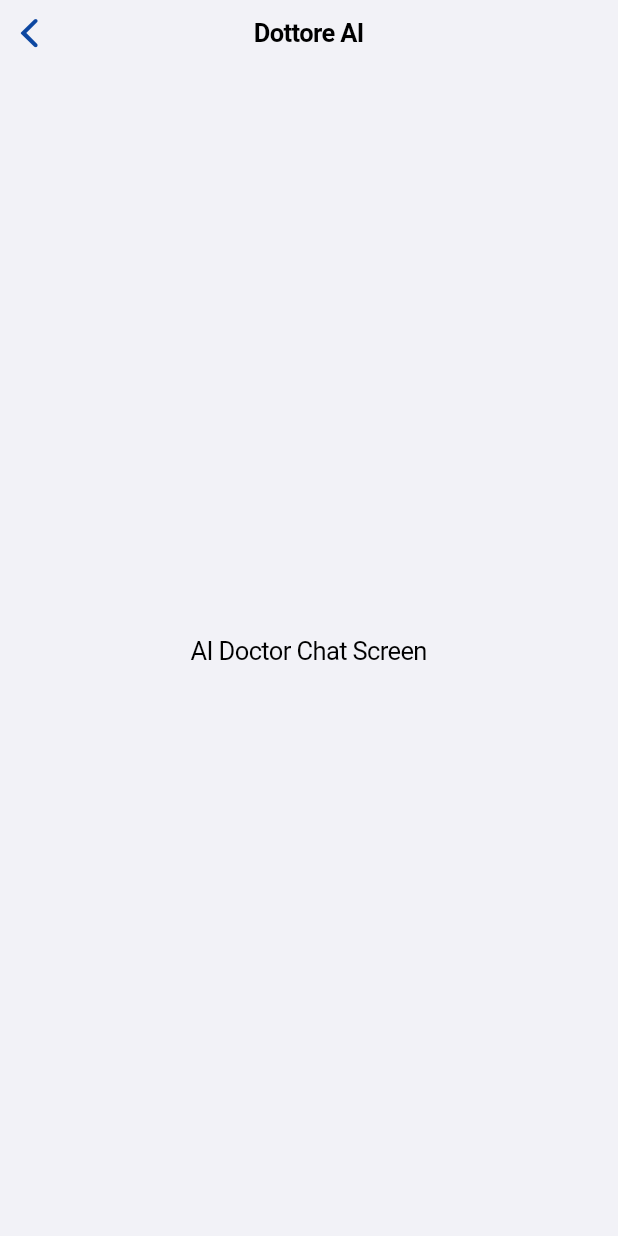
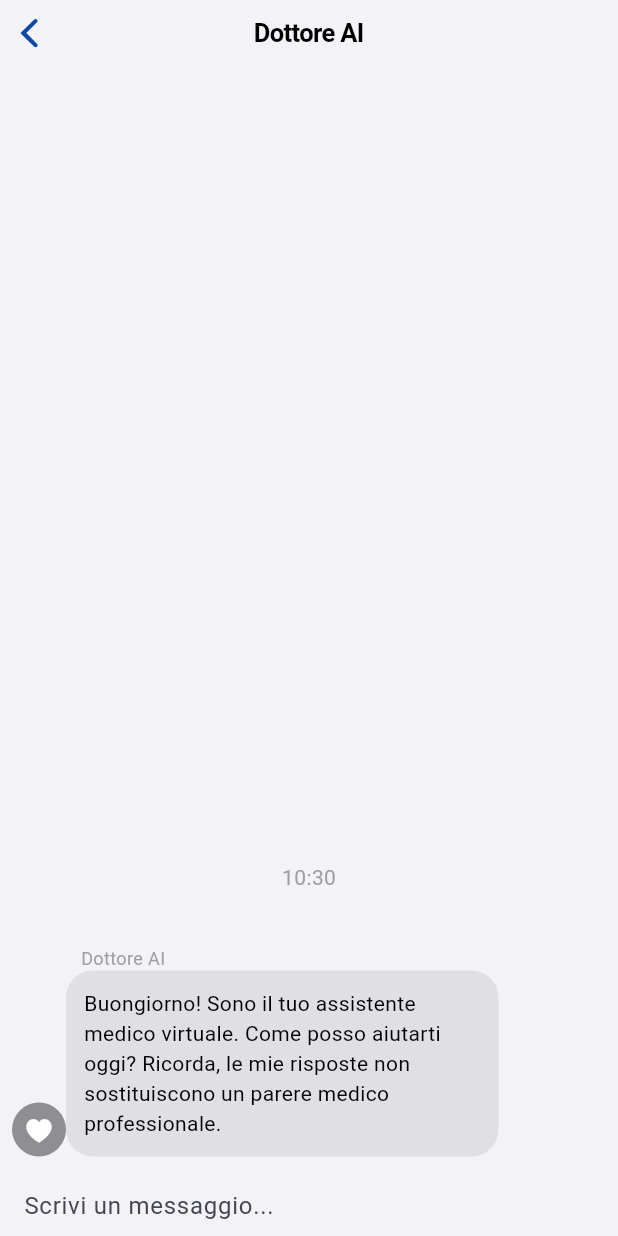
Before and after one commit to fgangi/AkoraApp, a Flutter app: the AiDoctorScreen screen opened directly, on a phone screen of 412 x 824 dp. Run offline on Flutter 3.47's test engine with Material 3 defaults, Android fonts, the phone set to English and light mode, and no system bars; drawn by our look-alikes of dash_chat_2; our stand-ins replace connectivity_plus, drift, flutter_local_notifications, flutter_map, flutter_slidable, flutter_timezone and 5 more; missing offline and left inert: dart_openai, map_launcher; accounts and stored records are empty; generated files the repository leaves out were written again.

Commit message:
added chat through OpenAI API, to be reviewed but already working

```diff
--- /dev/null
+++ b/lib/core/services/ai_api_service.dart
@@ -0,0 +1,33 @@
+import 'package:dart_openai/dart_openai.dart';
+
+class AiApiService {
+  // The service now initializes itself using the compile-time variable.
+  AiApiService() {
+    const apiKey = String.fromEnvironment('OPENAI_API_KEY');
+    if (apiKey.isEmpty) {
+      print('!!! WARNING: OPENAI_API_KEY is not set. AI Doctor will not work. !!!');
+    } else {
+      OpenAI.apiKey = apiKey;
+    }
+  }
+
+  // This method takes the history of messages and sends them to the AI.
+  Future<String> getChatResponse(List<OpenAIChatCompletionChoiceMessageModel> messages) async {
+    try {
+      final chatCompletion = await OpenAI.instance.chat.create(
+        model: 'gpt-3.5-turbo', // A fast and cost-effective model
+        messages: messages,
+      );
+      final content = chatCompletion.choices.first.message.content;
+
+      if (content == null || content.isEmpty) {
+        return "Mi dispiace, non ho ricevuto una risposta valida.";
+      }
+      // Join the content parts into a single string.
+      return content.map((item) => item.text).join('');
+    } catch (e) {
+      print("Error fetching AI response: $e");
+      return "Mi dispiace, si è verificato un errore di connessione. Riprova più tardi.";
+    }
+  }
+}
--- a/lib/features/chat/screens/ai_doctor_screen.dart
+++ b/lib/features/chat/screens/ai_doctor_screen.dart
@@ -1,17 +1,154 @@
+import 'package:akora_app/core/services/ai_api_service.dart';
+import 'package:dart_openai/dart_openai.dart';
+import 'package:dash_chat_2/dash_chat_2.dart';
 import 'package:flutter/cupertino.dart';
+import 'package:flutter/material.dart';
 
-class AiDoctorScreen extends StatelessWidget {
+class AiDoctorScreen extends StatefulWidget {
   const AiDoctorScreen({super.key});
 
   @override
+  State<AiDoctorScreen> createState() => _AiDoctorScreenState();
+}
+
+class _AiDoctorScreenState extends State<AiDoctorScreen> {
+  // Create an instance of our service
+  final AiApiService _apiService = AiApiService();
+
+  // Define the user and the AI agent
+  final ChatUser _currentUser = ChatUser(id: '1', firstName: 'User');
+  final ChatUser _aiAgent = ChatUser(id: '2', firstName: 'Dottore AI');
+
+  // A list to hold all the messages in the conversation
+  List<ChatMessage> _messages = [];
+  final List<ChatUser> _typingUsers = [];
+
+  @override
+  void initState() {
+    super.initState();
+    // Add an initial welcome message from the AI when the screen opens
+    _messages.add(
+      ChatMessage(
+        user: _aiAgent,
+        createdAt: DateTime.now(),
+        text: "Buongiorno! Sono il tuo assistente medico virtuale. Come posso aiutarti oggi? Ricorda, le mie risposte non sostituiscono un parere medico professionale.",
+      ),
+    );
+  }
+
+  // This method is called when the user sends a message
+  void _onSend(ChatMessage message) {
+    setState(() {
+      _messages.insert(0, message);
+      _typingUsers.add(_aiAgent); // Show typing indicator
+    });
+    _getAiResponse(); // Call the live AI method
+  }
+
+  Future<void> _getAiResponse() async {
+    // 1. Create the "System Prompt" to define the AI's persona and rules.
+    final systemMessage = OpenAIChatCompletionChoiceMessageModel(
+      role: OpenAIChatMessageRole.system,
+      content: [
+        OpenAIChatCompletionChoiceMessageContentItemModel.text(
+          "You are a helpful, empathetic virtual medical assistant for the Akòra app. Your name is Dottore AI. Always answer in Italian. You must never give a medical diagnosis or prescribe medication. Always include a disclaimer that the user should consult a professional healthcare provider for any medical advice. Keep your answers concise and easy to understand."
+        ),
+      ],
+    );
+
+    // 2. Convert our app's message history to the format OpenAI requires.
+    final messageHistory = _messages.reversed.map((message) {
+      return OpenAIChatCompletionChoiceMessageModel(
+        role: message.user.id == _currentUser.id
+            ? OpenAIChatMessageRole.user
+            : OpenAIChatMessageRole.assistant,
+        content: [
+          OpenAIChatCompletionChoiceMessageContentItemModel.text(message.text),
+        ],
+      );
+    }).toList();
+
+    // 3. Combine the system prompt with the message history.
+    final fullPrompt = [systemMessage, ...messageHistory];
+
+    // 4. Call our API service.
+    final responseText = await _apiService.getChatResponse(fullPrompt);
+
+    // 5. Create a new ChatMessage with the AI's response.
+    final aiMessage = ChatMessage(
+      user: _aiAgent,
+      createdAt: DateTime.now(),
+      text: responseText,
+    );
+
+    // 6. Update the UI.
+    if (mounted) {
+      setState(() {
+        _messages.insert(0, aiMessage);
+        _typingUsers.remove(_aiAgent); // Hide typing indicator
+      });
+    }
+  }
+
+    @override
   Widget build(BuildContext context) {
-    // This will host the chat interface
-    return const CupertinoPageScaffold(
-      navigationBar: CupertinoNavigationBar(
+    return CupertinoPageScaffold(
+      navigationBar: const CupertinoNavigationBar(
         middle: Text('Dottore AI'),
       ),
-      child: Center(
-        child: Text('AI Doctor Chat Screen'),
+      // Add padding to prevent the chat UI from touching the screen edges.
+      child: Padding(
+        padding: const EdgeInsets.symmetric(horizontal: 8.0),
+        child: Material(
+          color: CupertinoTheme.of(context).scaffoldBackgroundColor,
+          child: DashChat(
+            currentUser: _currentUser,
+            onSend: _onSend,
+            messages: _messages,
+            typingUsers: _typingUsers,
+
+            inputOptions: InputOptions(
+              // Change the placeholder text here
+              inputDecoration: const InputDecoration.collapsed(
+                hintText: 'Scrivi un messaggio...',
+              ),
+              inputTextStyle: const TextStyle(fontSize: 16, color: CupertinoColors.black),
+              sendButtonBuilder: (send) {
+                return CupertinoButton(
+                  onPressed: send,
+                  padding: const EdgeInsets.all(8),
+                  child: const Icon(CupertinoIcons.arrow_up_circle_fill, size: 30),
+                );
+              },
+            ),
+            messageOptions: MessageOptions(
+              spaceWhenAvatarIsHidden: 6,
+              messagePadding: const EdgeInsets.all(12),
+              marginDifferentAuthor: const EdgeInsets.only(top: 10, bottom: 10),
+              currentUserContainerColor: CupertinoTheme.of(context).primaryColor,
+              currentUserTextColor: CupertinoColors.white,
+              containerColor: CupertinoColors.secondarySystemFill,
+              textColor: CupertinoColors.label,
+              showOtherUsersAvatar: true,
+              avatarBuilder: (user, onPress, onLongPress) {
+                if (user.id == _aiAgent.id) {
+                  return Container(
+                    width: 36,
+                    height: 36,
+                    decoration: const BoxDecoration(
+                      color: CupertinoColors.systemGrey,
+                      shape: BoxShape.circle,
+                    ),
+                    child: const Center(
+                      child: Icon(CupertinoIcons.heart_fill, color: CupertinoColors.white, size: 20),
+                    ),
+                  );
+                }
+                return const SizedBox.shrink();
+              },
+            ),
+          ),
+        ),
       ),
     );
   }
--- a/pubspec.yaml
+++ b/pubspec.yaml
@@ -64,6 +64,9 @@ dependencies:
   map_launcher: ^3.5.0
   connectivity_plus: ^6.1.5
 
+  dash_chat_2: ^0.0.21
+  dart_openai: ^5.1.0
+
 dev_dependencies:
   flutter_test:
     sdk: flutter
@@ -80,6 +83,9 @@ dev_dependencies:
 
 # For information on the generic Dart part of this file, see the
 # following page: https://dart.dev/tools/pub/pubspec
+
+dependency_overrides:
+  intl: ^0.20.2
 
 # The following section is specific to Flutter packages.
 flutter:
```
Also changed, not shown: pubspec.lock, 2 other files.
